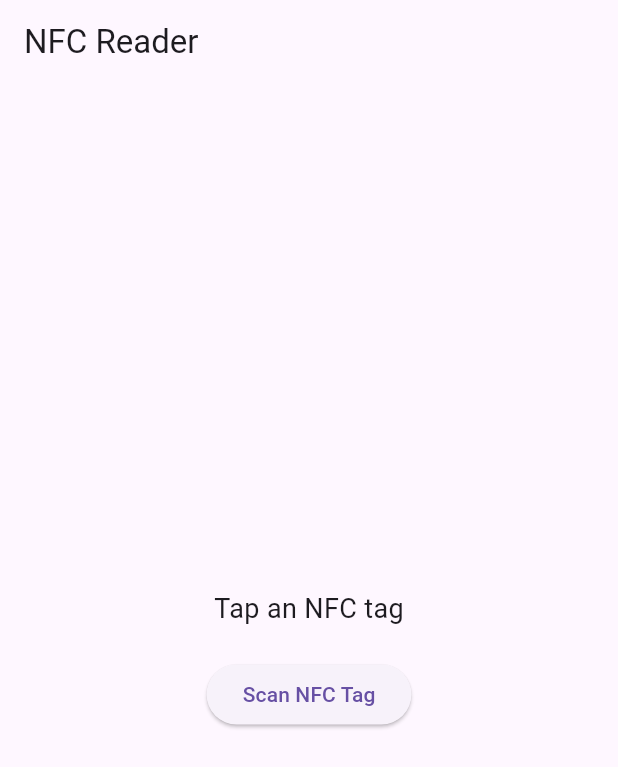
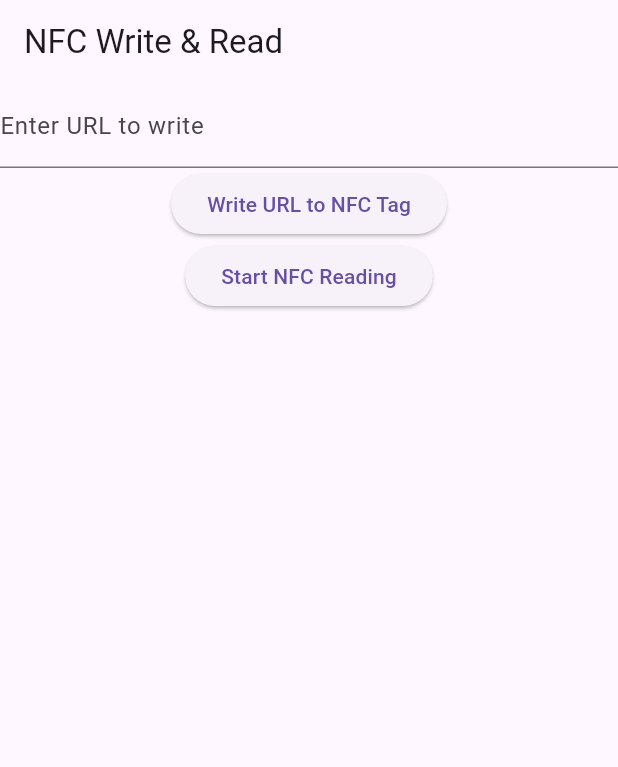
Before and after one commit to tarikbinaziz/flutter_nfc, a Flutter app: the screen it shows after launch, on a phone screen of 412 x 824 dp. Shown: the top 767 px of the screen. Run offline on Flutter 3.47's test engine with Material 3 defaults, Android fonts, the light colour scheme and no system bars; missing offline and left inert: nfc_manager, nfc_manager_ndef.

Commit message:
reading card

```diff
--- a/lib/main.dart
+++ b/lib/main.dart
@@ -1,61 +1,111 @@
+import 'dart:convert';
+
 import 'package:flutter/material.dart';
+import 'package:nfc_manager/ndef_record.dart';
 import 'package:nfc_manager/nfc_manager.dart';
+import 'package:nfc_manager_ndef/nfc_manager_ndef.dart';
+import 'package:url_launcher/url_launcher.dart';
 
-void main() {
-  runApp(MyApp());
-}
+void main() => runApp(const MyApp());
 
 class MyApp extends StatelessWidget {
   const MyApp({super.key});
-
   @override
   Widget build(BuildContext context) {
-    return MaterialApp(home: NFCReaderScreen());
+    return const MaterialApp(home: NfcWriteData());
   }
 }
 
-class NFCReaderScreen extends StatefulWidget {
-  const NFCReaderScreen({super.key});
+class NfcWriteData extends StatefulWidget {
+  const NfcWriteData({super.key});
 
   @override
-  _NFCReaderScreenState createState() => _NFCReaderScreenState();
+  State<NfcWriteData> createState() => _NfcWriteDataState();
 }
 
-class _NFCReaderScreenState extends State<NFCReaderScreen> {
-  String nfcData = "Tap an NFC tag";
-  Future<void> startNFC() async {
-    bool isAvailable = await NfcManager.instance.isAvailable();
-    if (!isAvailable) {
-      setState(() {
-        nfcData = "NFC is not available on this device";
-      });
-      return;
-    }
-    NfcManager.instance.startSession(
-      pollingOptions: {NfcPollingOption.iso14443},
-      onDiscovered: (NfcTag tag) async {
-        setState(() {
-          nfcData = tag.data.toString();
-        });
-        NfcManager.instance.stopSession();
-      },
-    );
-  }
+class _NfcWriteDataState extends State<NfcWriteData> {
+  bool _isScanning = false;
+  String _urlToWrite = "https://example.com"; // Default URL
 
   @override
   Widget build(BuildContext context) {
     return Scaffold(
-      appBar: AppBar(title: Text("NFC Reader")),
-      body: Center(
-        child: Column(
-          mainAxisAlignment: MainAxisAlignment.center,
-          children: [
-            Text(nfcData, style: TextStyle(fontSize: 18)),
-            SizedBox(height: 20),
-            ElevatedButton(onPressed: startNFC, child: Text("Scan NFC Tag")),
-          ],
-        ),
+      appBar: AppBar(title: const Text('NFC Write & Read')),
+      body: Column(
+        children: [
+          TextField(
+            decoration: const InputDecoration(labelText: 'Enter URL to write'),
+            onChanged: (value) => setState(() {
+              _urlToWrite = value;
+            }),
+          ),
+          ElevatedButton(
+            onPressed: () => writeData(_urlToWrite),
+            child: const Text("Write URL to NFC Tag"),
+          ),
+          ElevatedButton(
+            onPressed: () => startReading(),
+            child: const Text("Start NFC Reading"),
+          ),
+        ],
       ),
     );
   }
+
+  void writeData(String url) async {
+    NfcManager.instance.startSession(
+      onDiscovered: (NfcTag tag) async {
+        var ndef = Ndef.from(tag);
+        if (ndef == null || !ndef.isWritable) {
+          _isScanning = false;
+          NfcManager.instance.stopSession();
+          return;
+        }
+
+        try {
+          NfcManager.instance.stopSession();
+          setState(() {
+            _isScanning = false;
+          });
+        } catch (e) {
+          setState(() {
+            _isScanning = false;
+          });
+        }
+      },
+      pollingOptions: {},
+    );
+  }
 }
+
+void startReading() {
+  NfcManager.instance.startSession(
+    pollingOptions: {
+      NfcPollingOption.iso14443,
+      NfcPollingOption.iso15693,
+      NfcPollingOption.iso18092,
+    },
+
+    onDiscovered: (NfcTag tag) async {
+      var ndef = Ndef.from(tag);
+      if (ndef == null) {
+        NfcManager.instance.stopSession();
+        return;
+      }
+
+      NdefMessage? message = await ndef.read();
+      if (message!.records.isNotEmpty) {
+        NdefRecord record = message.records.first;
+        String payload = utf8.decode(record.payload);
+        payload = payload.substring(1); // Remove identifier byte
+
+        Uri? url = Uri.tryParse(payload);
+        if (url != null && await canLaunchUrl(url)) {
+          await launchUrl(url); // Opens URL in browser
+        }
+      }
+
+      NfcManager.instance.stopSession();
+    },
+  );
+}
--- a/pubspec.yaml
+++ b/pubspec.yaml
@@ -2,7 +2,7 @@ name: flutter_nfc
 description: "A new Flutter project."
 # The following line prevents the package from being accidentally published to
 # pub.dev using `flutter pub publish`. This is preferred for private packages.
-publish_to: 'none' # Remove this line if you wish to publish to pub.dev
+publish_to: "none" # Remove this line if you wish to publish to pub.dev
 
 # The following defines the version and build number for your application.
 # A version number is three numbers separated by dots, like 1.2.43
@@ -35,6 +35,8 @@ dependencies:
   # Use with the CupertinoIcons class for iOS style icons.
   cupertino_icons: ^1.0.8
   nfc_manager: ^4.0.2
+  nfc_manager_ndef: ^1.0.1
+  url_launcher: ^6.3.2
 
 dev_dependencies:
   flutter_test:
@@ -52,7 +54,6 @@ dev_dependencies:
 
 # The following section is specific to Flutter packages.
 flutter:
-
   # The following line ensures that the Material Icons font is
   # included with your application, so that you can use the icons in
   # the material Icons class.
```
Also changed, not shown: pubspec.lock, 6 other files.
